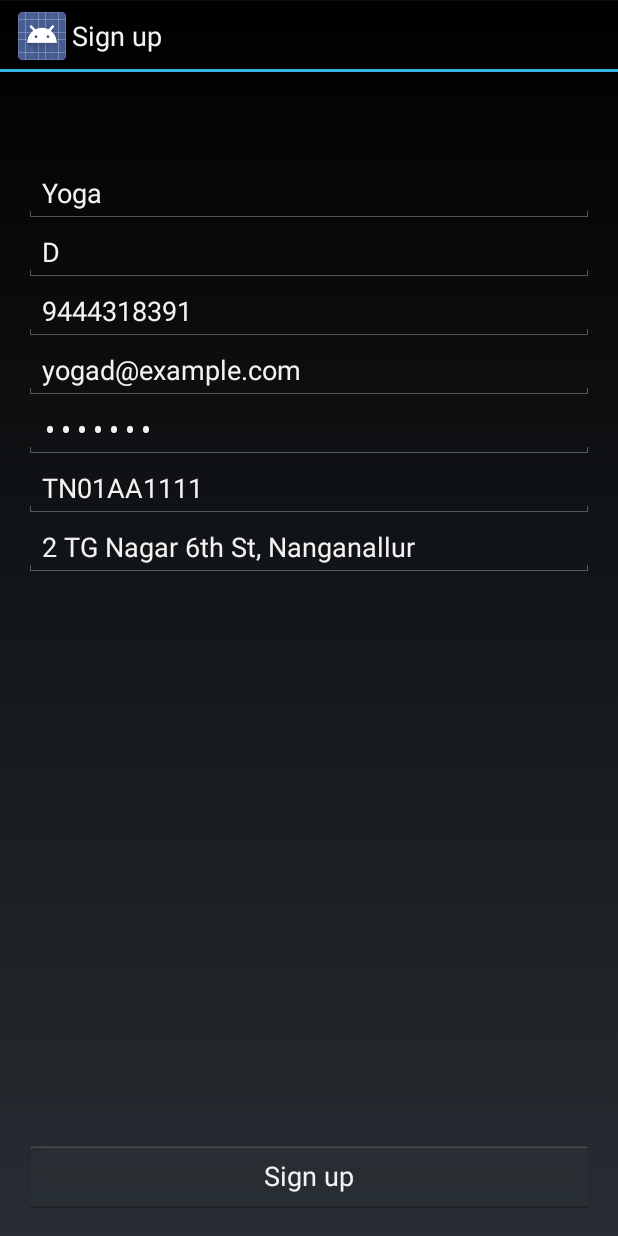
After one commit to dyoganand/transporter, an Android app: the SignupActivity screen opened directly, with no data from a screen before it, on a phone screen of 412 x 824 dp. The commit adds this screen. Run offline under Robolectric (Android 15) with nearby library versions, the phone set to English and light mode, and no system bars; network calls fail.

Commit message:
Add sign up page

```diff
--- a/app/src/main/AndroidManifest.xml
+++ b/app/src/main/AndroidManifest.xml
@@ -16,6 +16,10 @@
                 <category android:name="android.intent.category.LAUNCHER" />
             </intent-filter>
         </activity>
+        <activity
+            android:name=".SignupActivity"
+            android:label="@string/title_activity_signup" >
+        </activity>
     </application>
 
 </manifest>
--- /dev/null
+++ b/app/src/main/java/com/transporter/porter/SignupActivity.java
@@ -0,0 +1,210 @@
+package com.transporter.porter;
+
+import android.app.Activity;
+import android.content.Intent;
+import android.os.Bundle;
+import android.os.StrictMode;
+import android.util.Log;
+import android.util.Patterns;
+import android.view.View;
+import android.widget.EditText;
+import android.widget.Toast;
+
+import org.json.JSONArray;
+import org.json.JSONException;
+import org.json.JSONObject;
+
+import java.io.IOException;
+import java.net.HttpURLConnection;
+import java.util.ArrayList;
+import java.util.HashMap;
+import java.util.List;
+
+
+public class SignupActivity extends Activity {
+
+    public static final String TAG                              = "DELIVERER";
+    private static final String ERROR_CODE_PHONE_ALREADY_EXISTS = "2";
+    private static final String ERROR_CODE_EMAIL_ALREADY_EXISTS = "2";
+    public static final String FIRST_NAME                       = "first_name";
+    public static final String LAST_NAME                        = "last_name";
+    public static final String PHONE_NUMBER                     = "phone_number";
+    public static final String EMAIL                            = "email";
+    public static final String PASSWORD                         = "password";
+    public static final String VEHICLE_NUMBER                   = "vehicle_number";
+    public static final String ADDRESS                          = "address";
+    public static final String DELIVERER                        = "deliverer";
+    private EditText mEditFirstName, mEditLastName, mEditUsrEmail, mEditUsrPwd, mEditPhoneNumber;
+    private EditText mEditVehicleNumber, mEditAddress;
+    private List<EditText> lstNonBlankFields;
+
+
+    @Override
+    protected void onCreate(Bundle savedInstanceState) {
+        super.onCreate(savedInstanceState);
+        setContentView(R.layout.activity_signup);
+
+        if (android.os.Build.VERSION.SDK_INT > 9) {
+            StrictMode.ThreadPolicy policy = new StrictMode.ThreadPolicy.Builder().permitAll().build();
+            StrictMode.setThreadPolicy(policy);
+        }
+
+        findViewById(R.id.firstName).requestFocus();
+    }
+
+    @Override
+    protected void onResume() {
+        super.onResume();
+
+        mEditFirstName      = (EditText) findViewById(R.id.firstName);
+        mEditLastName       = (EditText) findViewById(R.id.lastName);
+        mEditPhoneNumber    = (EditText) findViewById(R.id.phoneNumber);
+        mEditUsrEmail       = (EditText) findViewById(R.id.userEmail);
+        mEditUsrPwd         = (EditText) findViewById(R.id.userPwd);
+        mEditVehicleNumber  = (EditText) findViewById(R.id.userVehicleNumber);
+        mEditAddress        = (EditText) findViewById(R.id.userAddress);
+
+        lstNonBlankFields   = new ArrayList<EditText>();
+        lstNonBlankFields.add(mEditFirstName);
+        lstNonBlankFields.add(mEditLastName);
+        lstNonBlankFields.add(mEditPhoneNumber);
+        lstNonBlankFields.add(mEditUsrEmail);
+        lstNonBlankFields.add(mEditUsrPwd);
+        lstNonBlankFields.add(mEditVehicleNumber);
+        lstNonBlankFields.add(mEditAddress);
+    }
+
+    public void onSignup(View view) throws IOException, JSONException {
+
+        HashMap<String, String> userMap = getUserDetails();
+        if(blankInputs()) return;
+        if(!validInputs()) return;
+        createDeliverer(userMap);
+    }
+
+    private HashMap<String, String> getUserDetails() {
+        HashMap<String, String> userMap = new HashMap<String, String>();
+
+        userMap.put(FIRST_NAME, mEditFirstName.getText().toString());
+        userMap.put(LAST_NAME, mEditLastName.getText().toString());
+        userMap.put(PHONE_NUMBER, mEditPhoneNumber.getText().toString());
+        userMap.put(EMAIL, mEditUsrEmail.getText().toString());
+        userMap.put(PASSWORD, mEditUsrPwd.getText().toString());
+        userMap.put(VEHICLE_NUMBER, mEditVehicleNumber.getText().toString());
+        userMap.put(ADDRESS, mEditAddress.getText().toString());
+
+        return userMap;
+    }
+
+    private boolean blankInputs() {
+        boolean isBlank = false;
+
+        for(EditText e : lstNonBlankFields) {
+            if(e.getText().toString().trim().isEmpty()) {
+                e.setError(getString(R.string.error_blank_field));
+                isBlank = true;
+            }
+        }
+
+        return isBlank;
+    }
+
+    private boolean validInputs() {
+        boolean isValid = true;
+
+        if(!Patterns.EMAIL_ADDRESS.matcher(mEditUsrEmail.getText().toString()).matches()) {
+            //Toast.makeText(this, getString(R.string.error_invalid_email), Toast.LENGTH_LONG).show();
+            mEditUsrEmail.setError(getString(R.string.error_invalid_email));
+            isValid = false;
+        }
+        if(!Patterns.PHONE.matcher(mEditPhoneNumber.getText().toString()).matches()) {
+            mEditPhoneNumber.setError(getString(R.string.error_invalid_phone));
+            isValid = false;
+        }
+
+        return isValid;
+    }
+
+
+
+
+
+    private void createDeliverer(HashMap<String, String> userMap) throws IOException, JSONException {
+
+        // Send request to server and get the response
+        JSONObject responseJson = sendSignupRequest(userMap);
+
+        // Otherwise go to LoginActivity
+        if(responseJson.optBoolean("success", false)) {
+            Toast.makeText(this, getString(R.string.success_signup), Toast.LENGTH_LONG).show();
+            Intent loginIntent = new Intent(this, LoginActivity.class);
+            startActivity(loginIntent);
+        } // Notify the user of errors if any
+        else {
+            JSONObject errorJson = responseJson.optJSONObject("errors");
+            Log.d(TAG, "errorJson = "+errorJson);
+            Log.d(TAG, "responseJson = "+responseJson);
+            if(errorJson == null) {
+                Toast.makeText(this, getString(R.string.server_error), Toast.LENGTH_LONG).show();
+                return;
+            }
+
+            JSONArray emailErrors = errorJson.optJSONArray("email");
+            if(emailErrors != null) {
+                for(int i=0; i<emailErrors.length(); i++) {
+                    if(emailErrors.getString(i).equals(ERROR_CODE_EMAIL_ALREADY_EXISTS)) {
+                        mEditUsrEmail.setError(getString(R.string.error_email_already_exists));
+                    }
+                }
+
+            }
+
+            JSONArray phoneErrors = errorJson.optJSONArray("phone_number");
+            if(phoneErrors != null) {
+                for(int i=0; i<phoneErrors.length(); i++) {
+                    mEditPhoneNumber.setError(phoneErrors.getString(i) + ERROR_CODE_PHONE_ALREADY_EXISTS);
+                    if(phoneErrors.getString(i).equals(ERROR_CODE_PHONE_ALREADY_EXISTS)) {
+                        mEditPhoneNumber.setError(getString(R.string.error_phone_already_exists));
+                    }
+                }
+            }
+
+
+        }
+        //mEditUsrEmail.setError(getString(R.string.error_phone_already_exists));
+    }
+
+
+
+    public JSONObject sendSignupRequest(HashMap<String, String> userMap) throws IOException, JSONException {
+
+        HashMap<String, String> requestContent = ApiUtil.getSignupRequest();
+        String api_key = requestContent.get(ApiUtil.API_KEY_REQUIRED).equals(ApiUtil.YES) ? "api_key" : null;
+        requestContent.put("api_key", api_key);
+
+        JSONObject userInfo = new JSONObject();
+        JSONObject userParams = new JSONObject();
+
+        userInfo.put(FIRST_NAME, userMap.get(FIRST_NAME));
+        userInfo.put(LAST_NAME, userMap.get(LAST_NAME));
+        userInfo.put(PHONE_NUMBER, userMap.get(PHONE_NUMBER));
+        userInfo.put(EMAIL, userMap.get(EMAIL));
+        userInfo.put(PASSWORD, userMap.get(PASSWORD));
+        userInfo.put(VEHICLE_NUMBER, userMap.get(VEHICLE_NUMBER));
+        userInfo.put(ADDRESS, userMap.get(ADDRESS));
+        userInfo.put(DELIVERER, true);
+
+        userParams.put("user", userInfo);
+        requestContent.put("url_params", userParams.toString());
+
+        HttpURLConnection connection = ConnectionUtil.getConnection(requestContent.get(ApiUtil.URL_KEY),requestContent.get(ApiUtil.METHOD),
+                requestContent.get(ApiUtil.API_KEY),requestContent.get(ApiUtil.URL_PARAMS));
+
+        int responseCode = connection.getResponseCode();
+        JSONObject responseJson = ConnectionUtil.convertToJsonObject(connection);
+
+        //return responseJson.getBoolean("success");
+        return responseJson;
+    }
+
+}
--- /dev/null
+++ b/app/src/main/res/layout/activity_signup.xml
@@ -0,0 +1,99 @@
+<RelativeLayout xmlns:android="http://schemas.android.com/apk/res/android"
+    xmlns:tools="http://schemas.android.com/tools" android:layout_width="match_parent"
+    android:layout_height="match_parent" android:paddingLeft="@dimen/activity_horizontal_margin"
+    android:paddingRight="@dimen/activity_horizontal_margin"
+    android:paddingTop="@dimen/activity_vertical_margin"
+    android:paddingBottom="@dimen/activity_vertical_margin" tools:context=".SignupActivity">
+
+    <EditText
+        android:layout_width="match_parent"
+        android:layout_height="wrap_content"
+        android:inputType="textEmailAddress"
+        android:ems="10"
+        android:id="@+id/userEmail"
+        android:textAlignment="center"
+        android:hint="Email"
+        android:layout_below="@+id/phoneNumber"
+        android:layout_alignLeft="@+id/phoneNumber"
+        android:layout_alignStart="@+id/phoneNumber"
+        android:text="yogad@example.com" />
+
+    <EditText
+        android:layout_width="match_parent"
+        android:layout_height="wrap_content"
+        android:inputType="textPassword"
+        android:ems="10"
+        android:id="@+id/userPwd"
+        android:hint="Password"
+        android:layout_below="@+id/userEmail"
+        android:layout_alignLeft="@+id/phoneNumber"
+        android:text="testing" />
+
+    <Button
+        android:layout_width="match_parent"
+        android:layout_height="wrap_content"
+        android:id="@+id/btnSignup"
+        android:onClick="onSignup"
+        android:elegantTextHeight="false"
+        android:text="Sign up"
+        android:layout_alignParentBottom="true"
+        android:layout_centerHorizontal="true" />
+
+    <EditText
+        android:layout_width="match_parent"
+        android:layout_height="wrap_content"
+        android:inputType="textPersonName"
+        android:ems="10"
+        android:id="@+id/firstName"
+        android:hint="First Name"
+        android:layout_marginTop="45dp"
+        android:text="Yoga"
+        android:layout_alignParentTop="true"
+        android:layout_alignParentLeft="true"
+        android:layout_alignParentStart="true" />
+
+    <EditText
+        android:layout_width="match_parent"
+        android:layout_height="wrap_content"
+        android:inputType="textPersonName"
+        android:ems="10"
+        android:id="@+id/lastName"
+        android:hint="Last Name"
+        android:layout_below="@+id/firstName"
+        android:layout_centerHorizontal="true"
+        android:text="D" />
+
+    <EditText
+        android:layout_width="match_parent"
+        android:layout_height="wrap_content"
+        android:inputType="phone"
+        android:ems="10"
+        android:id="@+id/phoneNumber"
+        android:hint="Phone"
+        android:phoneNumber="false"
+        android:layout_below="@+id/lastName"
+        android:layout_alignLeft="@+id/lastName"
+        android:layout_alignStart="@+id/lastName"
+        android:text="9444318391" />
+
+    <EditText
+        android:layout_width="match_parent"
+        android:layout_height="wrap_content"
+        android:id="@+id/userVehicleNumber"
+        android:layout_below="@+id/userPwd"
+        android:layout_centerHorizontal="true"
+        android:text="TN01AA1111"
+        android:hint="Vehicle Number" />
+
+    <EditText
+        android:layout_width="match_parent"
+        android:layout_height="wrap_content"
+        android:inputType="textPostalAddress"
+        android:ems="10"
+        android:id="@+id/userAddress"
+        android:layout_below="@+id/userVehicleNumber"
+        android:layout_centerHorizontal="true"
+        android:hint="Address"
+        android:text="2 TG Nagar 6th St, Nanganallur" />
+
+</RelativeLayout>
--- /dev/null
+++ b/app/src/main/res/menu/menu_signup.xml
@@ -0,0 +1,6 @@
+<menu xmlns:android="http://schemas.android.com/apk/res/android"
+    xmlns:tools="http://schemas.android.com/tools"
+    tools:context="com.transporter.porter.SignupActivity">
+    <item android:id="@+id/action_settings" android:title="@string/action_settings"
+        android:orderInCategory="100" android:showAsAction="never" />
+</menu>
--- a/app/src/main/res/values/strings.xml
+++ b/app/src/main/res/values/strings.xml
@@ -4,8 +4,25 @@
     <string name="apikey_file">com.transporter.deliverer.APIKEY_FILE</string>
     <string name="saved_apikey">ENCODED_APIKEY</string>
 
+    <!-- Menu actions -->
+    <string name="action_settings">Settings</string>
+    <string name="action_view_all_requests">All Requests</string>
+    <!-- Menu actions -->
 
+    <!-- Messages -->
+    <string name="error_invalid_email">The email is invalid</string>
     <string name="error_invalid_credentials">Invalid credentials</string>
     <string name="server_error">Server error occurred. Please retry.</string>
+    <string name="error_blank_field">This field cannot be empty</string>
+    <string name="error_invalid_phone">Invalid phone number</string>
+    <string name="error_email_already_exists">Email is already registered</string>
+    <string name="error_phone_already_exists">Number is already registered</string>
+    <string name="success_signup">You have successfully signed up</string>
+    <!-- Messages -->
+
+    <!-- Activity titles -->
+    <string name="title_activity_signup">Sign up</string>
+    <string name="title_activity_log_in">Transporter</string>
+    <!-- Activity titles -->
 
 </resources>
```
